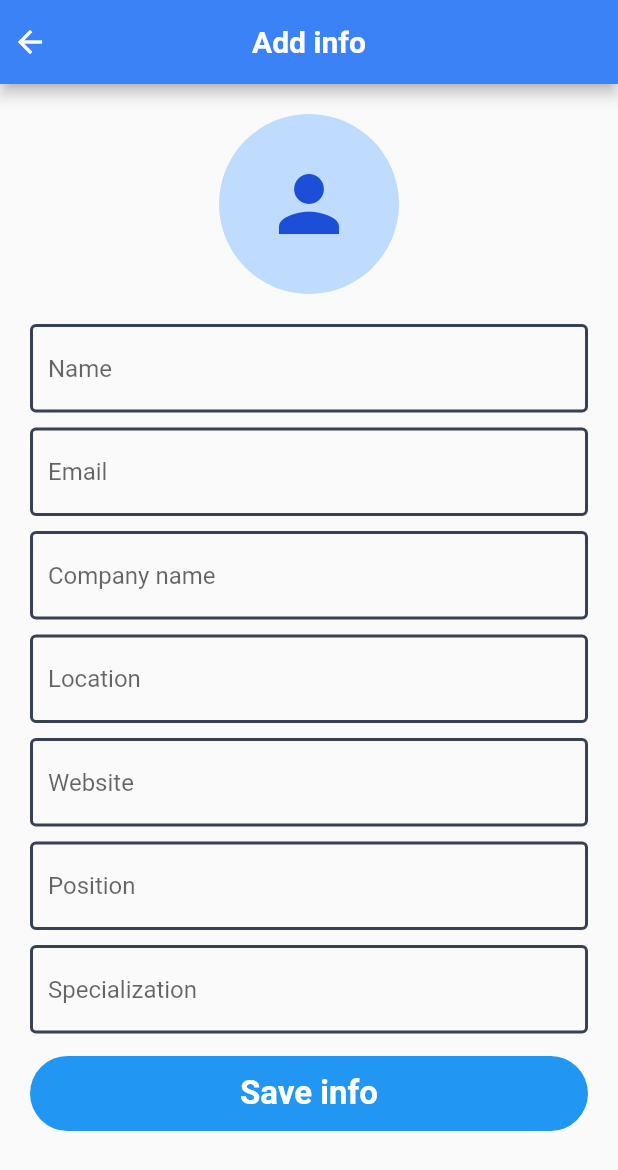
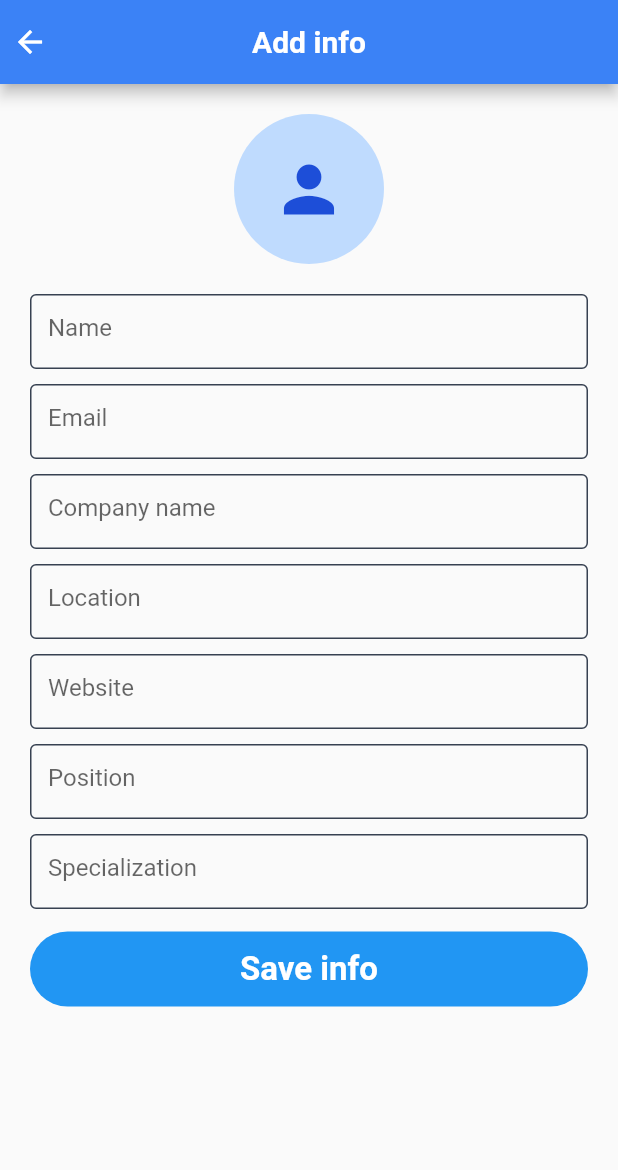
Before and after one commit to AniketSindhu/share_card, a Flutter app: the CreateCard screen opened directly, on a phone screen of 412 x 824 dp. Shown: the top 1170 px of the screen. Run offline on Flutter 3.47's test engine with Material 2 defaults, Android fonts, the phone set to English and light mode, and no system bars; drawn by our look-alikes of velocity_x; our stand-ins replace cloud_firestore, firebase_auth, firebase_core, flutter_svg, get, image_picker and 5 more; accounts and stored records are empty.

Commit message:
create card logic almost done

```diff
--- a/lib/pages/create.dart
+++ b/lib/pages/create.dart
@@ -13,6 +13,7 @@ class _CreateState extends State<Create> {
   Widget build(BuildContext context) {
     return Scaffold(
       appBar: AppBar(
+        centerTitle: true,
         backgroundColor: Vx.blue500,
         leadingWidth: 10,
         title: "Create Card".text.semiBold.size(20).white.make(),
--- a/lib/pages/createCard.dart
+++ b/lib/pages/createCard.dart
@@ -1,5 +1,9 @@
+import 'dart:io';
+
 import 'package:flutter/material.dart';
+import 'package:share_card/model/UserModel.dart';
 import 'package:velocity_x/velocity_x.dart';
+import 'package:image_picker/image_picker.dart';
 
 class CreateCard extends StatefulWidget {
   @override
@@ -7,6 +11,16 @@ class CreateCard extends StatefulWidget {
 }
 
 class _CreateCardState extends State<CreateCard> {
+  final GlobalKey<FormState> _formKey = GlobalKey<FormState>();
+  TextEditingController nameController = TextEditingController();
+  TextEditingController emailController = TextEditingController();
+  TextEditingController companyNameController = TextEditingController();
+  TextEditingController locationController = TextEditingController();
+  TextEditingController webController = TextEditingController();
+  TextEditingController positionController = TextEditingController();
+  TextEditingController specializationController = TextEditingController();
+  File _image;
+  final picker = ImagePicker();
   @override
   Widget build(BuildContext context) {
     return Scaffold(
@@ -16,138 +30,202 @@ class _CreateCardState extends State<CreateCard> {
         title: "Add info".text.semiBold.size(20).white.make(),
         centerTitle: true,
       ),
-      body: VStack([
-        CircleAvatar(
-          child:Icon(Icons.person,color:Vx.blue700,size:60),
-          radius: 60,
+      body: Form(
+        key: _formKey,
+        autovalidateMode: AutovalidateMode.onUserInteraction,
+        child: VStack([
+          GestureDetector(
+            onTap: (){
+              showDialog(context:context,builder: (context){
+                return Dialog(
+                  child: HStack([
+                    FlatButton(
+                      onPressed:() async{
+                        final pickedFile = await picker.getImage(source: ImageSource.camera);
+                        setState(() {
+                          if (pickedFile != null) {
+                            _image = File(pickedFile.path);
+                          } else {
+                            print('No image selected.');
+                          }
+                        });
+                      },
+                      child:"Camera".text.white.semiBold.size(16).make(),
+                      color:Colors.blue
+                    ),
+                    10.widthBox,
+                    FlatButton(
+                      onPressed:() async{
+                        final pickedFile = await picker.getImage(source: ImageSource.gallery);
+                        setState(() {
+                          if (pickedFile != null) {
+                            _image = File(pickedFile.path);
+                          } else {
+                            print('No image selected.');
+                          }
+                        });
+                      },
+                      child:"Gallery".text.white.semiBold.size(16).make(),
+                      color:Colors.blue
+                    ),
+                  ],alignment: MainAxisAlignment.center,),
+                );
+              });
+            },
+            child:_image==null? CircleAvatar(
+              child:Icon(Icons.person,color:Vx.blue700,size:50),
+              radius: 50,
               backgroundColor: Vx.blue200,
-        ).centered(),
+            ).centered():Image.file(_image,fit: BoxFit.cover,width: context.percentWidth*50).centered(),
+          ),
           20.heightBox,
-        TextField(
+          TextFormField(
+            controller: nameController,
+            validator: (v)=>v.trim().length<2?" Enter valid name":null,
             decoration: InputDecoration(
               hintText: "Name",
               enabledBorder: OutlineInputBorder(
                 borderSide: BorderSide(
                   color: Vx.gray700,
-                width: 2,
+                  width: 1,
                 ),
               ),
               border: OutlineInputBorder(
                 borderSide: BorderSide(
                   color: Vx.gray700,
-                width: 2,
+                  width: 1,
                 ),
               ),
             )
-        ).w(double.infinity),
+          ).w(double.infinity).h(50),
           10.heightBox,
-        TextField(
+          TextFormField(
+            controller: emailController,
+            validator: (value){
+              {
+                Pattern pattern =
+                    r'^(([^<>()[\]\\.,;:\s@\"]+(\.[^<>()[\]\\.,;:\s@\"]+)*)|(\".+\"))@((\[[0-9]{1,3}\.[0-9]{1,3}\.[0-9]{1,3}\.[0-9]{1,3}\])|(([a-zA-Z\-0-9]+\.)+[a-zA-Z]{2,}))$';
+                RegExp regex = new RegExp(pattern);
+                if (!regex.hasMatch(value))
+                  return 'Enter Valid Email';
+                else
+                  return null;
+              }
+            },
             decoration: InputDecoration(
               hintText: "Email",
               enabledBorder: OutlineInputBorder(
                 borderSide: BorderSide(
                   color: Vx.gray700,
-                width: 2,
+                  width: 1,
                 ),
               ),
               border: OutlineInputBorder(
                 borderSide: BorderSide(
                   color: Vx.gray700,
-                width: 2,
+                  width: 1,
                 ),
               ),
             )
-        ).w(double.infinity),
+          ).w(double.infinity).h(50),
           10.heightBox,
-        TextField(
+          TextFormField(
+            controller: companyNameController,
+            validator: (v)=>v.trim().length<2?" Enter valid name":null,
             decoration: InputDecoration(
               hintText: "Company name",
               enabledBorder: OutlineInputBorder(
                 borderSide: BorderSide(
                   color: Vx.gray700,
-                width: 2,
+                  width: 1,
                 ),
               ),
               border: OutlineInputBorder(
                 borderSide: BorderSide(
                   color: Vx.gray700,
-                width: 2,
+                  width: 1,
                 ),
               ),
             )
-        ).w(double.infinity),
+          ).w(double.infinity).h(50),
           10.heightBox,
-        TextField(
+          TextFormField(
+            controller: locationController,
+            validator: (v)=>v.trim().length<2?" Enter valid location":null,
             decoration: InputDecoration(
               hintText: "Location",
               enabledBorder: OutlineInputBorder(
                 borderSide: BorderSide(
                   color: Vx.gray700,
-                width: 2,
+                  width: 1,
                 ),
               ),
               border: OutlineInputBorder(
                 borderSide: BorderSide(
                   color: Vx.gray700,
-                width: 2,
+                  width: 1,
                 ),
               ),
             )
-        ).w(double.infinity),
+          ).w(double.infinity).h(50),
           10.heightBox,
-        TextField(
+          TextFormField(
+            controller: webController,
+            validator: (v)=>v.trim().length<2?" Enter valid website":null,
             decoration: InputDecoration(
               hintText: "Website",
               enabledBorder: OutlineInputBorder(
                 borderSide: BorderSide(
                   color: Vx.gray700,
-                width: 2,
+                  width: 1,
                 ),
               ),
               border: OutlineInputBorder(
                 borderSide: BorderSide(
                   color: Vx.gray700,
-                width: 2,
+                  width: 1,
                 ),
               ),
             )
-        ).w(double.infinity),
+          ).w(double.infinity).h(50),
           10.heightBox,
-        TextField(
+          TextFormField(
+            controller: positionController,
+            validator: (v)=>v.trim().length<1?" Enter valid position":null,
             decoration: InputDecoration(
               hintText: "Position",
               enabledBorder: OutlineInputBorder(
                 borderSide: BorderSide(
                   color: Vx.gray700,
-                width: 2,
+                  width: 1,
                 ),
               ),
               border: OutlineInputBorder(
                 borderSide: BorderSide(
                   color: Vx.gray700,
-                width: 2,
+                  width: 1,
                 ),
               ),
             )
-        ).w(double.infinity),
+          ).w(double.infinity).h(50),
           10.heightBox,
-        TextField(
+          TextFormField(
             decoration: InputDecoration(
               hintText: "Specialization",
               enabledBorder: OutlineInputBorder(
                 borderSide: BorderSide(
                   color: Vx.gray700,
-                width: 2,
+                  width: 1,
                 ),
               ),
               border: OutlineInputBorder(
                 borderSide: BorderSide(
                   color: Vx.gray700,
-                width: 2,
+                  width: 1,
                 ),
               ),
             )
-        ).w(double.infinity),
+          ).w(double.infinity).h(50),
           15.heightBox,
           FlatButton(
             onPressed: (){
@@ -157,6 +235,7 @@ class _CreateCardState extends State<CreateCard> {
             shape: RoundedRectangleBorder(borderRadius: BorderRadius.circular(45)),
           ).w(double.infinity),
         ]).p20().scrollVertical(),
+      ),
     );
   }
 }
--- a/pubspec.yaml
+++ b/pubspec.yaml
@@ -39,6 +39,7 @@ dependencies:
   firebase_auth: ^0.18.3+1
   intl_phone_field: ^1.4.2
   random_string: ^2.1.0
+  image_picker: ^0.6.7+14
   get:
     git:
       url: https://github.com/jonataslaw/getx.git
```
Also changed, not shown: lib/cardDesigns.dart (added, +29 -0 lines), lib/methods/firebase.dart (+18 -1 lines), lib/model/UserModel.dart (added, +39 -0 lines), lib/model/cardModel.dart (added, +42 -0 lines), lib/pages/cardListPage.dart (+23 -0 lines), lib/pages/qr.dart (+17 -6 lines), lib/pages/selectTemplate.dart (added), pubspec.lock. Lines whose indentation alone changed are shown as unchanged.
